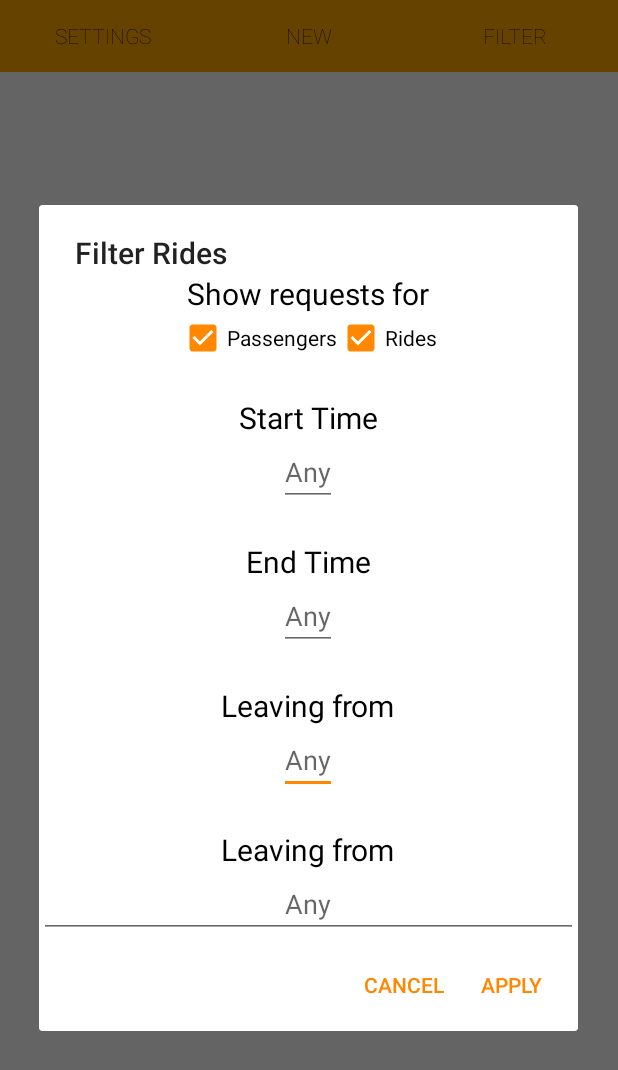
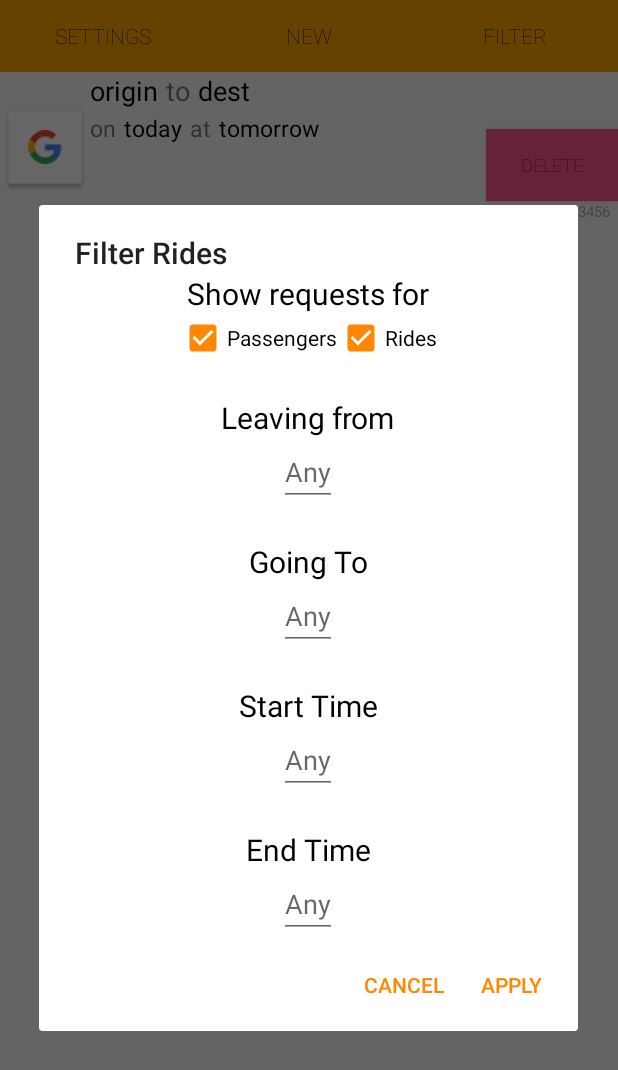
Before and after one commit to macsochor/Campus-Cab, an Android app: the Rides screen opened directly, with no data from a screen before it, after a tap on "FILTER", on a phone screen of 412 x 824 dp. Shown: the top 1070 px of the screen. Run offline under Robolectric (Android 15) with nearby library versions, the phone set to English and light mode, and no system bars; our stand-ins replace AdMob, Firebase (no records; nobody signed in at launch, a user with empty details on screens opened directly).

Commit message:
Added Recyclerview!

```diff
--- a/app/src/main/java/hooapps/mac/hoober1/MyAdapter.java
+++ b/app/src/main/java/hooapps/mac/hoober1/MyAdapter.java
@@ -10,29 +10,35 @@ import android.widget.TextView;
 
 import com.google.firebase.database.DataSnapshot;
 
+import org.w3c.dom.Text;
+
 import java.util.ArrayList;
 
 public class MyAdapter extends RecyclerView.Adapter<MyAdapter.ViewHolder> {
-    private ArrayList<Ride> mDataset;
-    private ArrayList<DataSnapshot> data;
+    private ArrayList<Ride> data;
 
     // Provide a reference to the views for each data item
     // Complex data items may need more than one view per item, and
     // you provide access to all the views for a data item in a view holder
     public static class ViewHolder extends RecyclerView.ViewHolder {
         // each data item is just a string in this case
-        public TextView mTextView;
-        public Button delete;
+        public TextView origintv, desttv, datetv, timetv, agetv;
+        public Button delbtn;
         public ViewHolder(View v) {
             super(v);
-            //delete = (Button) v.findViewById(R.id.del_button);
-
+            delbtn = (Button) v.findViewById(R.id.del_button);
+            desttv = (TextView)v.findViewById(R.id.destinationTV);
+            origintv = (TextView)v.findViewById(R.id.originTV);
+            datetv = (TextView)v.findViewById(R.id.dateTV);
+            timetv = (TextView)v.findViewById(R.id.timeTV);
+            agetv = (TextView)v.findViewById(R.id.ageTV);
         }
     }
 
     // Provide a suitable constructor (depends on the kind of dataset)
     public MyAdapter(ArrayList<Ride> myDataset) {
-        mDataset = myDataset;
+        data = myDataset;
+
     }
 
     // Create new views (invoked by the layout manager)
@@ -41,9 +47,7 @@ public class MyAdapter extends RecyclerView.Adapter<MyAdapter.ViewHolder> {
         // create a new view
         View v = LayoutInflater.from(parent.getContext()).inflate(R.layout.ride_obj_layout, parent, false);
         // set the view's size, margins, paddings and layout parameters
-
-        ViewHolder vh = new ViewHolder(v);
-        return vh;
+        return new MyAdapter.ViewHolder(v);
     }
 
     // Replace the contents of a view (invoked by the layout manager)
@@ -51,19 +55,18 @@ public class MyAdapter extends RecyclerView.Adapter<MyAdapter.ViewHolder> {
     public void onBindViewHolder(ViewHolder holder, int position) {
         // - get element from your dataset at this position
         // - replace the contents of the view with that element
-        Ride ride = data.get(position).getValue(Ride.class);
-        holder.delete.setOnClickListener(new View.OnClickListener() {
-            @Override
-            public void onClick(View v) {
-                //postSnapshot.getRef().removeValue();
-            }
-        });
 
+        Ride ride = data.get(position);
+        holder.desttv.setText(ride.destination);
+        holder.origintv.setText(ride.origin);
+        holder.agetv.setText(ride.timeCreated);
+        holder.timetv.setText(ride.time);
+        holder.datetv.setText(ride.date);
     }
 
     // Return the size of your dataset (invoked by the layout manager)
     @Override
     public int getItemCount() {
-        return mDataset.size();
+        return data.size();
     }
 }
--- a/app/src/main/java/hooapps/mac/hoober1/Rides.java
+++ b/app/src/main/java/hooapps/mac/hoober1/Rides.java
@@ -20,9 +20,12 @@ import android.support.v7.app.AppCompatActivity;
 import android.support.v7.widget.LinearLayoutManager;
 import android.support.v7.widget.RecyclerView;
 import android.support.v7.widget.Toolbar;
+import android.text.Editable;
+import android.text.method.KeyListener;
 import android.util.DisplayMetrics;
 import android.util.Log;
 import android.view.Gravity;
+import android.view.KeyEvent;
 import android.view.LayoutInflater;
 import android.view.Menu;
 import android.view.View;
@@ -59,6 +62,7 @@ import com.google.firebase.database.Query;
 import com.google.firebase.database.ValueEventListener;
 
 import java.text.SimpleDateFormat;
+import java.util.ArrayList;
 import java.util.Calendar;
 import java.util.Locale;
 
@@ -68,6 +72,7 @@ public class Rides extends AppCompatActivity implements GoogleApiClient.OnConnec
     private DrawerLayout mDrawerLayout;
     private ListView mDrawerList;
     private LinearLayout ll;
+    private EditText leavingfromtv, goingtotv;
     private TextView tv1, tv2;
     private int height, width;
     static int id = 1;
@@ -101,12 +106,17 @@ public class Rides extends AppCompatActivity implements GoogleApiClient.OnConnec
                 .addApi(Auth.GOOGLE_SIGN_IN_API)
                 .build();
 
-//        mRecyclerView = (RecyclerView) findViewById(R.id.my_recycler_view);
+        mRecyclerView = (RecyclerView) findViewById(R.id.my_recycler_view);
 //        mRecyclerView.setHasFixedSize(true);
-//        mLayoutManager = new LinearLayoutManager(this);
-//        mRecyclerView.setLayoutManager(mLayoutManager);
-//        mAdapter = new MyAdapter(myData,mPostReference);
-//        mRecyclerView.setAdapter(mAdapter);
+        mLayoutManager = new LinearLayoutManager(this);
+        mRecyclerView.setLayoutManager(mLayoutManager);
+
+        ArrayList<Ride> a = new ArrayList<Ride>();
+        Ride r = new Ride("origin", "dest", "today", "tomorrow", "mac", 3, false, "123456");
+        a.add(r);
+
+        mAdapter = new MyAdapter(a);
+        mRecyclerView.setAdapter(mAdapter);
 
         mFirebaseAuth = FirebaseAuth.getInstance();
         mFirebaseUser = mFirebaseAuth.getCurrentUser();
@@ -194,12 +204,15 @@ public class Rides extends AppCompatActivity implements GoogleApiClient.OnConnec
                             }
                         };
 
-                        new DatePickerDialog(Rides.this, android.R.style.Theme_Black_NoTitleBar_Fullscreen, date, cal
+                        new DatePickerDialog(Rides.this, date, cal
                                 .get(Calendar.YEAR), cal.get(Calendar.MONTH),
                                 cal.get(Calendar.DAY_OF_MONTH)).show();
 
                     }
                 });
+
+                leavingfromtv = (EditText)findViewById(R.id.leavingFromTV);
+                goingtotv = (EditText)findViewById(R.id.goingToTV);
 
                 final EditText dateEnd = (EditText)filterLL.findViewById(R.id.filterDateEndTV);
                 dateEnd.setOnClickListener(new View.OnClickListener() {
@@ -237,7 +250,6 @@ public class Rides extends AppCompatActivity implements GoogleApiClient.OnConnec
                         new DatePickerDialog(Rides.this, date, cal
                                 .get(Calendar.YEAR), cal.get(Calendar.MONTH),
                                 cal.get(Calendar.DAY_OF_MONTH)).show();
-
                     }
                 });
                 //textview.setText(R.string.large_text);
@@ -260,18 +272,10 @@ public class Rides extends AppCompatActivity implements GoogleApiClient.OnConnec
                         });
 
                 alertDialog.setTitle("Filter Rides");
-                //alertDialog.setMessage("Here is a really long message.");
                 alertDialog.setView(filterLL);
-//                alertDialog.setButton("OK", null);
                 AlertDialog alert = alertDialog.create();
 
                 alert.requestWindowFeature(Window.FEATURE_NO_TITLE);
-//                WindowManager.LayoutParams wmlp = alert.getWindow().getAttributes();
-//                wmlp.height=WindowManager.LayoutParams.MATCH_PARENT;
-//                wmlp.gravity = Gravity.LEFT;
-//                //wmlp.x = 100;   //x position
-//                wmlp.y = 0;   //y position
-//                alert.getWindow().setAttributes(wmlp);
                 alert.show();
             }
         });
@@ -283,6 +287,7 @@ public class Rides extends AppCompatActivity implements GoogleApiClient.OnConnec
             @Override
             public void onClick(View v) {
                 AlertDialog.Builder builder1 = new AlertDialog.Builder(Rides.this);
+                builder1.setTitle("Ride Request Form");
                 builder1.setMessage("I am...");
                 builder1.setCancelable(true);
 
@@ -358,152 +363,6 @@ public class Rides extends AppCompatActivity implements GoogleApiClient.OnConnec
                     else if(minutes > 0) age += minutes + "m";
                     else age = "just now";
                     ageTV.setText(age);
-
-//                    TextView originTV = new TextView(Rides.this);
-//                    originTV.setText(post.origin + "\nTo\n" + post.destination);
-//
-//                    TextView destTV = new TextView(Rides.this);
-//                    destTV.setText("To\n"+post.destination);
-//
-//                    TextView arrowTV = new TextView(Rides.this);
-//                    arrowTV.setText(post.date + "\n" + post.time);
-//
-//                    TextView dateTV = new TextView(Rides.this);
-//                    dateTV.setText(post.date);
-//
-//                    TextView timeTV = new TextView(Rides.this);
-//                    timeTV.setText(post.time);
-//
-//                    TextView seatsTV = new TextView(Rides.this);
-//                    seatsTV.setText(String.valueOf(post.seats + "\n"));
-//
-//                    ImageView isPassTV = new ImageView(Rides.this);
-//                    Drawable d;
-//                    if(post.isPassenger) {
-//                        d = getResources().getDrawable(R.drawable.manclip);
-//                    } else {
-//                        d = getResources().getDrawable(R.drawable.carclip);
-//                    }
-//
-//                    isPassTV.setImageDrawable(d);
-//                    LinearLayout.LayoutParams layoutSizeParams = new LinearLayout.LayoutParams(300, 275);
-//
-//                    isPassTV.setLayoutParams(layoutSizeParams);
-//
-//                    TextView timeDiffTV = new TextView(Rides.this);
-//                    Calendar c = Calendar.getInstance();
-//                    long diff = c.getTimeInMillis() - Long.valueOf(post.timeCreated);
-//                    long seconds = diff / 1000;
-//                    long minutes = seconds / 60;
-//                    long hours = minutes / 60;
-//                    long days = hours / 24;
-//                    String age = "";
-//                    if(days > 0){
-//                        age += days + "d";
-//                    } else if(hours > 0){
-//                        age += hours + "h";
-//                    } else if(minutes > 0){
-//                        age += minutes + "m";
-//                    } else {
-//                        age += "just now";
-//                    }
-//                    timeDiffTV.setText(age);
-//
-//                    final Button deleteButton = (Button) getLayoutInflater().inflate(R.layout.custombutton, null);
-//                    //deleteButton.setText("Hello world");
-//                    //final Button deleteButton = new Button(Rides.this);
-//                    deleteButton.setText("Delete");
-//                    deleteButton.setLayoutParams(new LinearLayout.LayoutParams(200, 120));
-//
-//                    deleteButton.setOnClickListener(new View.OnClickListener() {
-//                        @Override
-//                        public void onClick(View v) {
-//                            AlertDialog.Builder builder1 = new AlertDialog.Builder(Rides.this);
-//                            builder1.setMessage("Are you sure you want to delete this ride?");
-//                            builder1.setCancelable(true);
-//
-//                            builder1.setPositiveButton(
-//                                    "Cancel",
-//                                    new DialogInterface.OnClickListener() {
-//                                        public void onClick(DialogInterface dialog, int id) {
-//                                            dialog.cancel();
-//
-//                                        }
-//                                    });
-//
-//                            builder1.setNegativeButton(
-//                                    "Delete",
-//                                    new DialogInterface.OnClickListener() {
-//                                        public void onClick(DialogInterface dialog, int id) {
-//                                            String s = postSnapshot.getRef().toString();
-//                                            //s = s.substring(s.indexOf("/-"),s.length());
-//                                            deletePost(s);
-//                                        }
-//                                    });
-//
-//                            AlertDialog alert11 = builder1.create();
-//                            alert11.show();
-//                        }
-//                    });
-//
-//                    RelativeLayout rellay = new RelativeLayout(Rides.this);
-//                    TextView tv = new TextView(Rides.this);
-//
-//                    RelativeLayout.LayoutParams rlparams = new RelativeLayout.LayoutParams(width/5, height/20);
-//                    rlparams.setMargins(0,0,0,0);
-//                    rlparams.addRule(RelativeLayout.ALIGN_PARENT_RIGHT);
-//                    //rellay.addView(timeDiffTV, rlparams);
-//                    rellay.addView(deleteButton, rlparams);
-//                    RelativeLayout.LayoutParams timeparams = new RelativeLayout.LayoutParams(width/10, height/20);
-//                    //timeparams.addRule(RelativeLayout.ALIGN_PARENT_BOTTOM);
-//                    deleteButton.setId(id++);
-//                    timeparams.addRule(RelativeLayout.BELOW, id-1);
-//                    timeparams.addRule(RelativeLayout.ALIGN_PARENT_RIGHT, id-1);
-//                    rellay.addView(timeDiffTV, timeparams);
-//
-//
-//                    LinearLayout.LayoutParams param = new LinearLayout.LayoutParams(
-//                            width/4, height/10, 1.0f);
-//                    param.gravity = Gravity.CENTER_HORIZONTAL;
-//
-//                    originTV.setTextSize(15);
-//                    destTV.setTextSize(15);
-//                    arrowTV.setTextSize(15);
-//                    dateTV.setTextSize(15);
-//                    timeTV.setTextSize(15);
-//                    seatsTV.setTextSize(15);
-//                    timeDiffTV.setTextSize(10);
-//
-//                    timeDiffTV.setTextColor(Color.GRAY);
-//
-//
-//                    destTV.setLayoutParams(param);
-//                    originTV.setLayoutParams(param);
-//                    arrowTV.setLayoutParams(param);
-//                    dateTV.setLayoutParams(param);
-//                    timeTV.setLayoutParams(param);
-//                    seatsTV.setLayoutParams(param);
-//                    rellay.setLayoutParams(param);
-//
-//                    LinearLayout linloOriginDest = new LinearLayout(Rides.this);
-//                    linloOriginDest.setWeightSum(5);
-//                    linloOriginDest.setOrientation(LinearLayout.HORIZONTAL);
-//                    linloOriginDest.addView(isPassTV);
-//                    linloOriginDest.addView(originTV);
-//                    //linloOriginDest.addView(destTV);
-//                    linloOriginDest.addView(arrowTV);
-//                    linloOriginDest.addView(rellay);
-////                    linloOriginDest.addView(timeDiffTV);
-//                    ll.addView(linloOriginDest);
-//
-//                    LinearLayout linloDateTime = new LinearLayout(Rides.this);
-//                    linloDateTime.setWeightSum(4);
-//                    linloDateTime.setOrientation(LinearLayout.HORIZONTAL);
-//                    linloDateTime.addView(dateTV);
-//                    linloDateTime.addView(timeTV);
-////                    linloDateTime.addView(isPassTV);
-////                    linloDateTime.addView(deleteButton);
-////                    ll.addView(linloDateTime);
                 }
             }
 
--- a/app/src/main/res/layout/activity_rides.xml
+++ b/app/src/main/res/layout/activity_rides.xml
@@ -58,22 +58,25 @@
             android:layout_width="match_parent"
             android:layout_height="match_parent">
 
-            <LinearLayout
-                android:orientation="vertical"
+            <android.support.v7.widget.RecyclerView
+                android:id="@+id/my_recycler_view"
+                android:scrollbars="vertical"
                 android:layout_width="match_parent"
-                android:layout_height="wrap_content"
-                android:id="@+id/linlay">
+                android:layout_height="match_parent"/>
 
-            </LinearLayout>
 
         </ScrollView>
+
+        <LinearLayout
+            android:orientation="vertical"
+            android:layout_width="match_parent"
+            android:layout_height="0dp"
+            android:id="@+id/linlay">
+
+        </LinearLayout>
+
     </LinearLayout>
 
-    <android.support.v7.widget.RecyclerView
-        android:id="@+id/my_recycler_view"
-        android:scrollbars="vertical"
-        android:layout_width="match_parent"
-        android:layout_height="match_parent"/>
 
     <com.google.android.gms.ads.AdView
         android:id="@+id/adView"
--- a/app/src/main/res/layout/filter.xml
+++ b/app/src/main/res/layout/filter.xml
@@ -14,7 +14,8 @@
             android:layout_width="wrap_content"
             android:layout_height="fill_parent"
             android:textColor="#000"
-
+            android:focusable="true"
+            android:focusableInTouchMode="true"
             android:textSize="20dp"
             android:text="Show requests for" />
 
@@ -38,6 +39,37 @@
                 android:id="@+id/ridesCB"
                 android:layout_weight="1" />
         </LinearLayout>
+
+        <TextView
+            android:layout_width="wrap_content"
+            android:layout_height="wrap_content"
+            android:textSize="20dp"
+            android:textColor="#000"
+            android:text="\nLeaving from"/>
+
+        <EditText
+            android:layout_width="wrap_content"
+            android:layout_height="wrap_content"
+            android:textColor="#FFA500"
+            android:id="@+id/leavingFromTV"
+            android:maxLines="1"
+            android:hint="Any"/>
+
+        <TextView
+            android:layout_width="wrap_content"
+            android:layout_height="wrap_content"
+            android:textSize="20dp"
+            android:textColor="#000"
+            android:text="\nGoing To"/>
+
+        <EditText
+            android:layout_width="wrap_content"
+            android:layout_height="wrap_content"
+            android:id="@+id/goingToTV"
+            android:maxLines="1"
+            android:textColor="#FFA500"
+            android:gravity="center_horizontal"
+            android:hint="Any"/>
 
         <TextView
             android:layout_width="wrap_content"
@@ -81,36 +113,6 @@
                 android:hint="Any"/>
         </LinearLayout>
 
-        <TextView
-            android:layout_width="wrap_content"
-            android:layout_height="wrap_content"
-            android:textSize="20dp"
-            android:textColor="#000"
-            android:text="\nLeaving from"/>
+    </LinearLayout>
 
-        <EditText
-            android:layout_width="wrap_content"
-            android:layout_height="wrap_content"
-            android:textColor="#FFA500"
-            android:id="@+id/leavingFromTV"
-            android:singleLine="true"
-            android:hint="Any"/>
-
-        <TextView
-            android:layout_width="wrap_content"
-            android:layout_height="wrap_content"
-            android:textSize="20dp"
-            android:textColor="#000"
-            android:text="\nLeaving from"/>
-
-        <EditText
-            android:layout_width="match_parent"
-            android:layout_height="wrap_content"
-            android:id="@+id/goingToTV"
-            android:singleLine="true"
-            android:textColor="#FFA500"
-            android:gravity="center_horizontal"
-            android:hint="Any"/>
-
-    </LinearLayout>
 </ScrollView>
--- a/app/src/main/res/layout/ride_obj_layout.xml
+++ b/app/src/main/res/layout/ride_obj_layout.xml
@@ -2,6 +2,18 @@
 <RelativeLayout xmlns:android="http://schemas.android.com/apk/res/android"
     xmlns:app="http://schemas.android.com/apk/res-auto"
     android:layout_width="match_parent" android:layout_height="100dp">
+
+    <Button
+        android:layout_width="wrap_content"
+        android:layout_height="wrap_content"
+        android:text="Delete"
+        android:textSize="12dp"
+        android:layout_alignParentRight="true"
+        android:layout_above="@+id/ageTV"
+        android:id="@+id/del_button"
+        android:fontFamily="sans-serif-thin"
+        android:background="#FF5295"
+        android:layout_margin="0dp" />
 
     <TextView
         android:text="Just Now"
--- a/build.gradle
+++ b/build.gradle
@@ -5,7 +5,7 @@ buildscript {
         jcenter()
     }
     dependencies {
-        classpath 'com.android.tools.build:gradle:2.2.1'
+        classpath 'com.android.tools.build:gradle:2.2.3'
         classpath 'com.google.gms:google-services:3.0.0'
         // NOTE: Do not place your application dependencies here; they belong
         // in the individual module build.gradle files
```
Also changed, not shown: app/src/main/ic_launcher-web.png, app/src/main/res/mipmap-hdpi/ic_launcher.png, app/src/main/res/mipmap-mdpi/ic_launcher.png, app/src/main/res/mipmap-xhdpi/ic_launcher.png, app/src/main/res/mipmap-xxhdpi/ic_launcher.png, app/src/main/res/mipmap-xxxhdpi/ic_launcher.png. Lines whose indentation alone changed are shown as unchanged.
